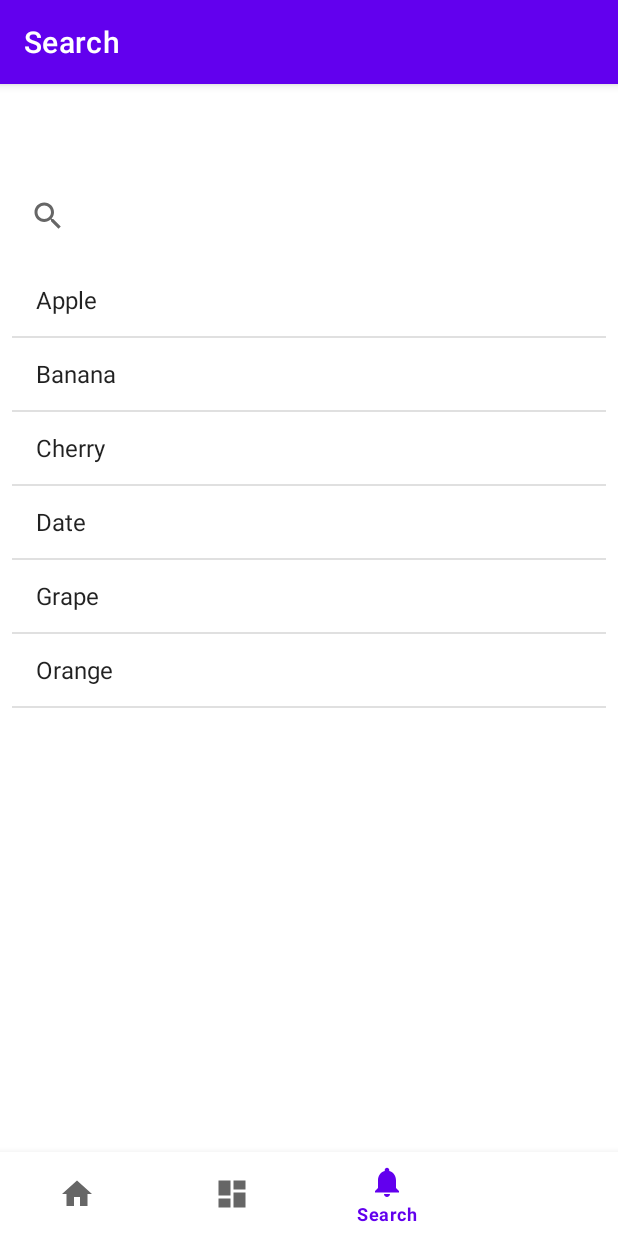
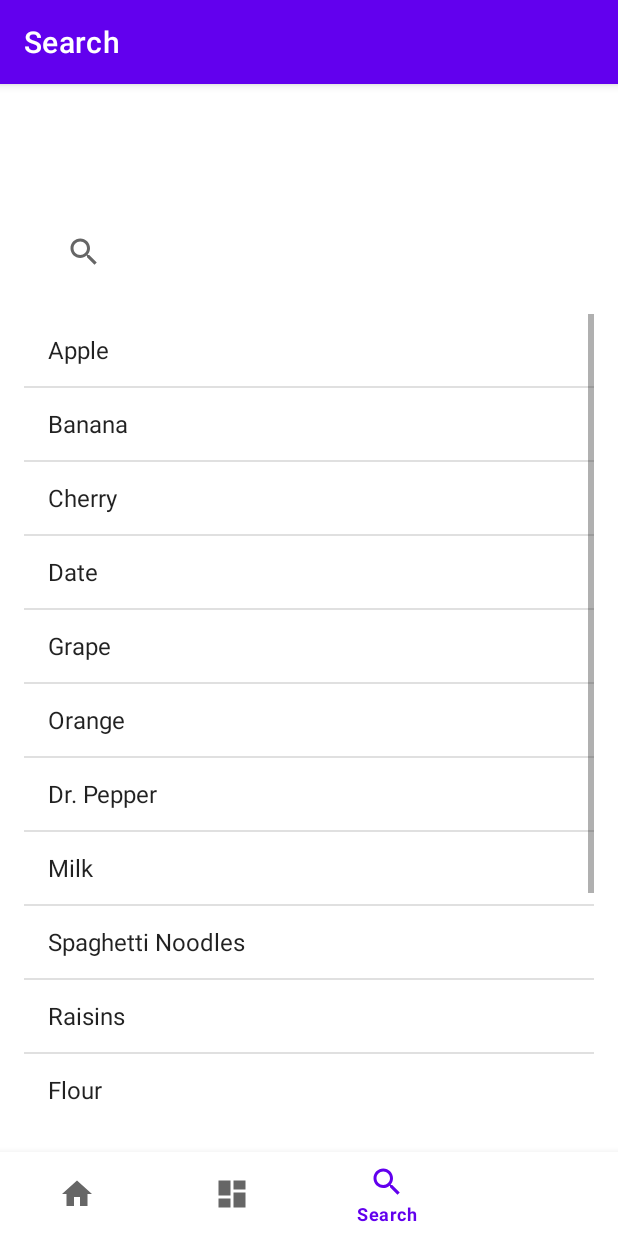
Before and after one commit to Devin-C64/Lunchbox, an Android app: the SearchFragment screen opened through its navigation route, on a phone screen of 412 x 824 dp. Run offline under Robolectric (Android 15) with nearby library versions, the phone set to English and light mode, and no system bars; our stand-ins replace navigation-ui.

Commit message:
Aesthetic fixes

```diff
--- a/app/src/main/java/com/example/lunchbox/ui/search/SearchFragment.kt
+++ b/app/src/main/java/com/example/lunchbox/ui/search/SearchFragment.kt
@@ -15,7 +15,7 @@
     private val binding get() = _binding!!
 
     private lateinit var adapter: ArrayAdapter<String>
-    private val data = arrayOf("Apple", "Banana", "Cherry", "Date", "Grape", "Orange")
+    private val data = arrayOf("Apple", "Banana", "Cherry", "Date", "Grape", "Orange", "Dr. Pepper", "Milk", "Spaghetti Noodles", "Raisins", "Flour", "Sugar", "Cumin", "Apple Sauce", "Peanut Butter")
 
     override fun onCreateView(
         inflater: LayoutInflater,
--- /dev/null
+++ b/app/src/main/res/drawable/baseline_search_24.xml
@@ -0,0 +1,5 @@
+<vector xmlns:android="http://schemas.android.com/apk/res/android" android:height="24dp" android:tint="#000000" android:viewportHeight="24" android:viewportWidth="24" android:width="24dp">
+
+    <path android:fillColor="@android:color/white" android:pathData="M15.5,14h-0.79l-0.28,-0.27C15.41,12.59 16,11.11 16,9.5 16,5.91 13.09,3 9.5,3S3,5.91 3,9.5 5.91,16 9.5,16c1.61,0 3.09,-0.59 4.23,-1.57l0.27,0.28v0.79l5,4.99L20.49,19l-4.99,-5zM9.5,14C7.01,14 5,11.99 5,9.5S7.01,5 9.5,5 14,7.01 14,9.5 11.99,14 9.5,14z"/>
+
+</vector>
--- a/app/src/main/res/layout/fragment_search.xml
+++ b/app/src/main/res/layout/fragment_search.xml
@@ -14,7 +14,8 @@
         app:layout_constraintTop_toTopOf="parent"
         app:layout_constraintStart_toStartOf="parent"
         app:layout_constraintEnd_toEndOf="parent"
-        android:layout_margin="8dp" />
+        android:layout_margin="32dp"
+        android:layout_marginHorizontal="16dp"/>
 
     <ListView
         android:id="@+id/listView"
@@ -24,6 +25,10 @@
         app:layout_constraintStart_toStartOf="parent"
         app:layout_constraintEnd_toEndOf="parent"
         app:layout_constraintBottom_toBottomOf="parent"
-        android:layout_margin="8dp" />
+        android:layout_marginBottom="80dp"
+        android:layout_marginTop="16dp"
+        android:scrollbars="vertical"
+        android:layout_marginHorizontal="16dp"
+        app:layout_constraintHeight_percent="0.75"/>
 
 </androidx.constraintlayout.widget.ConstraintLayout>
--- a/app/src/main/res/menu/bottom_nav_menu.xml
+++ b/app/src/main/res/menu/bottom_nav_menu.xml
@@ -13,7 +13,7 @@
 
     <item
         android:id="@+id/navigation_search"
-        android:icon="@drawable/ic_notifications_black_24dp"
+        android:icon="@drawable/baseline_search_24"
         android:title="Search" />
 
     <item
```
